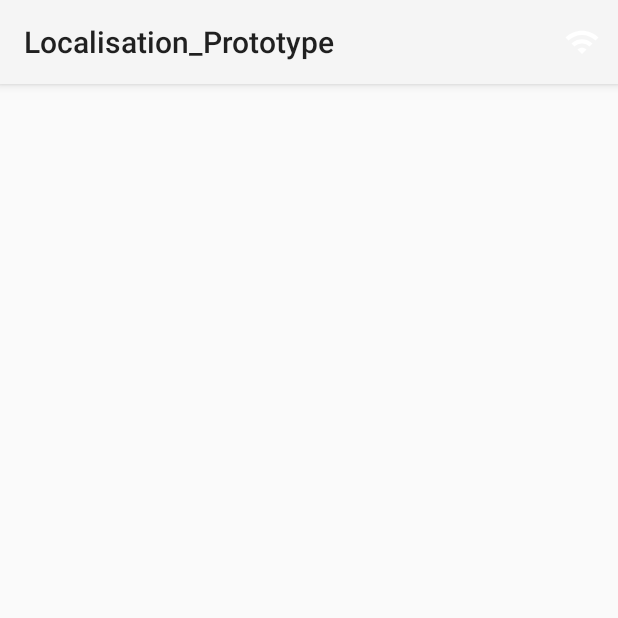
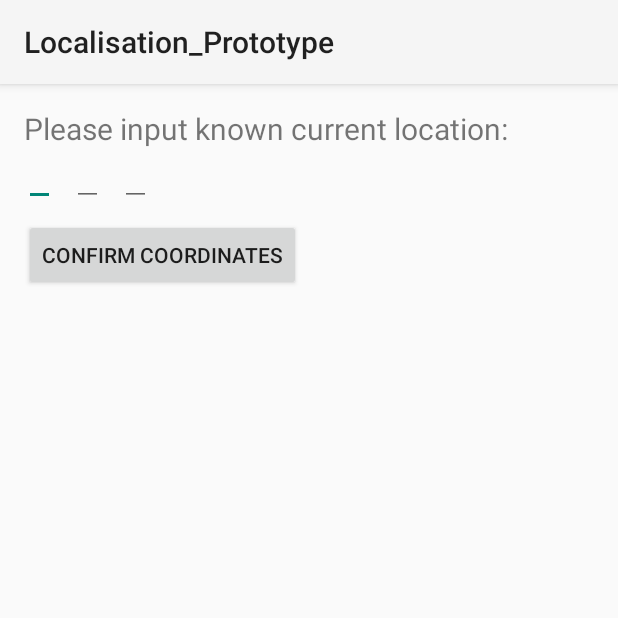
Before and after one commit to ammachin/individual-project-ammachin, an Android app: the screen it shows after launch (MainActivity), on a phone screen of 412 x 824 dp, the top half of it. Run offline under Robolectric (Android 15) with nearby library versions, the phone set to English and light mode, and no system bars.

Commit message:
Removed work on access points. User can enter initial position of phone for calibration.

```diff
--- a/android_app/app/src/main/java/com/unileeds/Android_App/MainActivity.java
+++ b/android_app/app/src/main/java/com/unileeds/Android_App/MainActivity.java
@@ -1,33 +1,21 @@
 package com.unileeds.Android_App;
 
-import android.Manifest;
-import android.annotation.SuppressLint;
-import android.content.BroadcastReceiver;
-import android.content.Context;
-import android.content.Intent;
-import android.content.IntentFilter;
-import android.content.pm.PackageManager;
-import android.net.wifi.ScanResult;
-import android.net.wifi.WifiManager;
 import android.os.Bundle;
 import android.util.Log;
-import android.view.Menu;
-import android.view.MenuItem;
+import android.view.View;
+import android.widget.Button;
+import android.widget.EditText;
 
 import androidx.activity.EdgeToEdge;
 import androidx.activity.result.ActivityResultLauncher;
 import androidx.activity.result.contract.ActivityResultContracts;
 import androidx.appcompat.app.AppCompatActivity;
-import androidx.core.content.ContextCompat;
 import androidx.core.graphics.Insets;
 import androidx.core.view.ViewCompat;
 import androidx.core.view.WindowInsetsCompat;
 
-import java.util.List;
-
 public class MainActivity extends AppCompatActivity {
-    private WifiManager wifiManager;
-    private BroadcastReceiver wifiReceiver;
+    private Vector3D init_coords = new Vector3D();
 
     private ActivityResultLauncher<String> requestPermissionLauncher =
             registerForActivityResult(new ActivityResultContracts.RequestPermission(), isGranted -> {
@@ -50,105 +38,20 @@ public class MainActivity extends AppCompatActivity {
             return insets;
         });
 
-        Log.i("Success", "Initial");
+        Button calibrate_button = (Button) findViewById(R.id.calibrate_button);
+        EditText edit_x = (EditText) findViewById(R.id.location_input);
+        EditText edit_y = (EditText) findViewById(R.id.location_input_2);
+        EditText edit_z = (EditText) findViewById(R.id.location_input_3);
 
-        // Set up WiFi manager and receiver for later scanning
-        // Using Android's "Wi-Fi scanning overview for help"
-        wifiManager = (WifiManager) this.getSystemService(Context.WIFI_SERVICE);
-        wifiReceiver = new BroadcastReceiver() {
+        calibrate_button.setOnClickListener(new View.OnClickListener() {
             @Override
-            public void onReceive(Context context, Intent intent) {
-                boolean success = intent.getBooleanExtra(WifiManager.EXTRA_RESULTS_UPDATED, false);
-                if(success) {
-                    //onScanSuccess();
-                }
-                else {
-                    onScanFailure();
-                }
+            public void onClick(View v) {
+                init_coords.x = Float.parseFloat(edit_x.getText().toString());
+                init_coords.y = Float.parseFloat(edit_y.getText().toString());
+                init_coords.z = Float.parseFloat(edit_z.getText().toString());
+                Log.d("Calibrate onClick", String.format("(%f, %f, %f)", init_coords.x, init_coords.y, init_coords.z));
             }
-        };
+        });
 
-        IntentFilter intentFilter = new IntentFilter();
-        intentFilter.addAction(WifiManager.SCAN_RESULTS_AVAILABLE_ACTION);
-        this.registerReceiver(wifiReceiver, intentFilter);
-    }
-
-    private void scanForWifi() {
-        // Requesting permissions
-        // For ease, let's just do them one-by-one for now
-        if(ContextCompat.checkSelfPermission(
-                getApplicationContext(), Manifest.permission.ACCESS_WIFI_STATE) ==
-                PackageManager.PERMISSION_GRANTED) {
-            // Skip
-        }
-        else {
-            requestPermissions(new String[] {Manifest.permission.ACCESS_WIFI_STATE},1);
-        }
-        if(ContextCompat.checkSelfPermission(
-                getApplicationContext(), Manifest.permission.CHANGE_WIFI_STATE) ==
-                PackageManager.PERMISSION_GRANTED) {
-            // Skip
-        }
-        else {
-            requestPermissions(new String[] {Manifest.permission.CHANGE_WIFI_STATE},1);
-        }
-        if(ContextCompat.checkSelfPermission(
-                getApplicationContext(), Manifest.permission.ACCESS_COARSE_LOCATION) ==
-                PackageManager.PERMISSION_GRANTED) {
-            // Skip
-        }
-        else {
-            requestPermissions(new String[] {Manifest.permission.ACCESS_COARSE_LOCATION},1);
-        }
-        if(ContextCompat.checkSelfPermission(
-                getApplicationContext(), Manifest.permission.ACCESS_FINE_LOCATION) ==
-                PackageManager.PERMISSION_GRANTED) {
-            // Skip
-        }
-        else {
-            requestPermissions(new String[] {Manifest.permission.ACCESS_FINE_LOCATION},1);
-        }
-
-        Log.d("Permissions", "Should be granted?");
-        boolean success = wifiManager.startScan();
-        if(success) {
-            onScanSuccess();
-        }
-        else {
-            onScanFailure();
-        }
-    }
-
-    private void onScanSuccess() {
-        // Ask for permission later i cba
-        Log.i("Success", "Scan");
-
-        // Since this is just a test application
-        // let's just assume the user hasn't removed their permissions.
-        @SuppressLint("MissingPermission") List<ScanResult> access_points = wifiManager.getScanResults();
-        for(ScanResult point : access_points) {
-            Log.i("Access point found", String.format("Name: %s, RSSI: %d", point.BSSID, point.level));
-        }
-    }
-
-    private void onScanFailure() {
-        Log.i("Failure", "Scan");
-    }
-
-    // Overriding menu methods so we can access scan button
-    @Override
-    public boolean onCreateOptionsMenu(Menu menu) {
-        getMenuInflater().inflate(R.menu.menu, menu);
-        return super.onCreateOptionsMenu(menu);
-    }
-
-    @Override
-    public boolean onOptionsItemSelected(MenuItem item) {
-        int id = item.getItemId();
-        if (id == R.id.scan_button) {
-            Log.i("Success", "Button");
-            scanForWifi();
-        }
-        return super.onOptionsItemSelected(item);
     }
 }
--- /dev/null
+++ b/android_app/app/src/main/java/com/unileeds/Android_App/Vector3D.java
@@ -0,0 +1,7 @@
+package com.unileeds.Android_App;
+
+public class Vector3D {
+    float x;
+    float y;
+    float z;
+}
--- a/android_app/app/src/main/res/layout/activity_main.xml
+++ b/android_app/app/src/main/res/layout/activity_main.xml
@@ -8,22 +8,74 @@
     android:layout_height="match_parent"
     tools:context=".MainActivity">
 
-    <com.google.android.material.appbar.AppBarLayout
-        android:layout_width="match_parent"
-        android:layout_height="?attr/actionBarSize"
-        app:layout_constraintStart_toStartOf="parent"
-        app:layout_constraintTop_toTopOf="parent">
-
-    </com.google.android.material.appbar.AppBarLayout>
-
-    <com.google.android.material.appbar.MaterialToolbar
-        android:id="@+id/appBar"
-        style="@style/Widget.MaterialComponents.Toolbar.Primary"
-        android:layout_width="match_parent"
-        android:layout_height="?attr/actionBarSize"
+    <TextView
+        android:layout_width="wrap_content"
+        android:layout_height="wrap_content"
+        android:layout_marginStart="16dp"
+        android:layout_marginTop="16dp"
+        android:text="@string/instruction_1"
         app:layout_constraintStart_toStartOf="parent"
         app:layout_constraintTop_toTopOf="parent"
-        app:menu="@menu/menu"
-        app:title="@string/app_bar_name" />
+        android:textSize="20sp"/>
+
+    <EditText
+        android:id="@+id/location_input"
+        android:layout_width="wrap_content"
+        android:layout_height="wrap_content"
+        android:layout_marginStart="16dp"
+        android:layout_marginTop="36dp"
+        android:inputType="numberDecimal"
+        app:layout_constraintStart_toStartOf="parent"
+        app:layout_constraintTop_toTopOf="parent" />
+
+    <EditText
+        android:id="@+id/location_input_2"
+        android:layout_width="wrap_content"
+        android:layout_height="wrap_content"
+        android:layout_marginStart="48dp"
+        android:layout_marginTop="36dp"
+        android:inputType="numberDecimal"
+        app:layout_constraintStart_toStartOf="parent"
+        app:layout_constraintTop_toTopOf="parent" />
+
+    <EditText
+        android:id="@+id/location_input_3"
+        android:layout_width="wrap_content"
+        android:layout_height="wrap_content"
+        android:layout_marginStart="80dp"
+        android:layout_marginTop="36dp"
+        android:inputType="numberDecimal"
+        app:layout_constraintStart_toStartOf="parent"
+        app:layout_constraintTop_toTopOf="parent" />
+
+    <Button
+        android:layout_width="wrap_content"
+        android:layout_height="wrap_content"
+        app:layout_constraintStart_toStartOf="parent"
+        app:layout_constraintTop_toTopOf="parent"
+        android:layout_marginStart="16dp"
+        android:layout_marginTop="90dp"
+        android:text="@string/button_text"
+        android:id="@+id/calibrate_button"/>
+
+    <TextView
+        android:layout_width="wrap_content"
+        android:layout_height="wrap_content"
+        app:layout_constraintStart_toStartOf="parent"
+        app:layout_constraintTop_toTopOf="parent"
+        android:layout_marginStart="16dp"
+        android:layout_marginTop="150dp"
+        android:text="@string/instruction_2"
+        android:visibility="invisible"/>
+
+    <Button
+        android:layout_width="wrap_content"
+        android:layout_height="wrap_content"
+        app:layout_constraintStart_toStartOf="parent"
+        app:layout_constraintTop_toTopOf="parent"
+        android:layout_marginStart="16dp"
+        android:layout_marginTop="180dp"
+        android:text="@string/button_text_2"
+        android:visibility="invisible"/>
 
 </androidx.constraintlayout.widget.ConstraintLayout>
--- a/android_app/app/src/main/res/menu/menu.xml
+++ /dev/null
@@ -1,12 +0,0 @@
-<?xml version="1.0" encoding="utf-8"?>
-<menu xmlns:android="http://schemas.android.com/apk/res/android"
-    xmlns:app="http://schemas.android.com/apk/res-auto">
-
-    <item
-        android:id="@+id/scan_button"
-        android:title="@string/scan_button"
-        android:icon="@drawable/wifi_symbol"
-        app:showAsAction="always"
-        android:onClick="onOptionsItemSelected"/>
-
-</menu>
--- a/android_app/app/src/main/res/values/strings.xml
+++ b/android_app/app/src/main/res/values/strings.xml
@@ -2,4 +2,8 @@
     <string name="app_name">Localisation_Prototype</string>
     <string name="app_bar_name">WiFi Scanner</string>
     <string name="scan_button">Scan</string>
+    <string name="instruction_1">Please input known current location:</string>
+    <string name="button_text">Confirm coordinates</string>
+    <string name="instruction_2">Move to desired spot and then continue.</string>
+    <string name="button_text_2">Confirm position</string>
 </resources>
```
